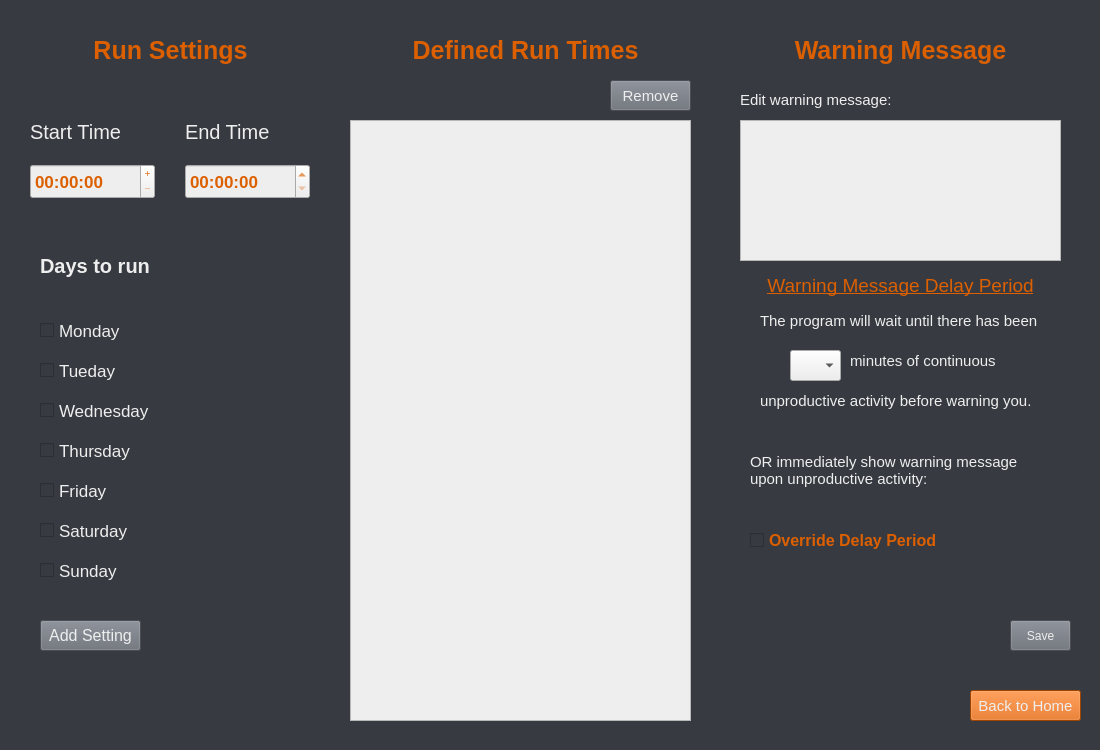
Old version of the form Settings.ui in the repository CurioScrounge/Productive_App.
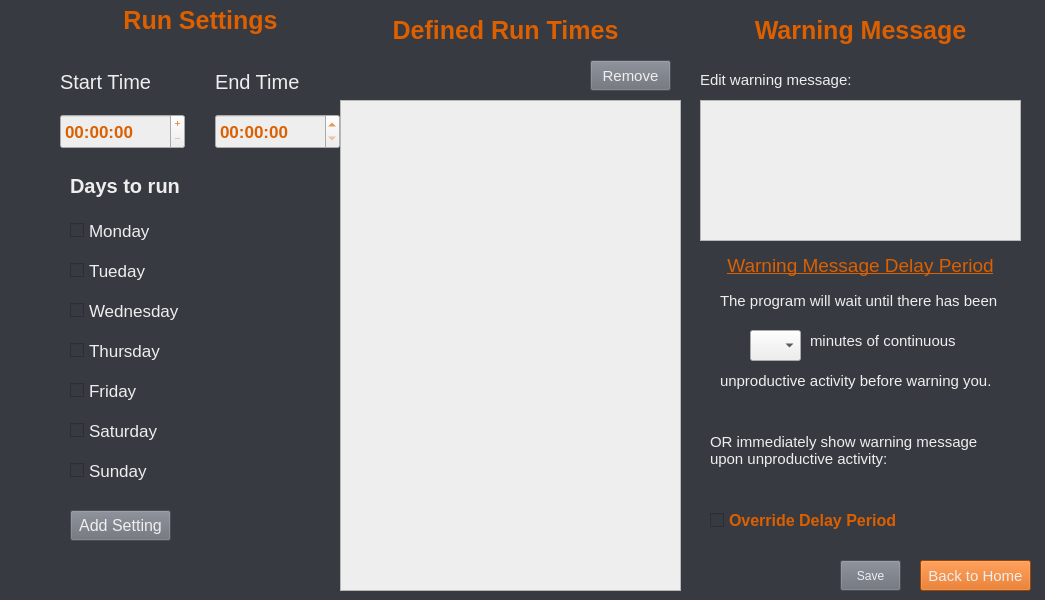
New version of the form.

Patch:
```diff
--- a/Settings.ui
+++ b/Settings.ui
@@ -6,8 +6,8 @@
    <rect>
     <x>0</x>
     <y>0</y>
-    <width>1100</width>
-    <height>750</height>
+    <width>1045</width>
+    <height>600</height>
    </rect>
   </property>
   <property name="sizePolicy">
@@ -39,10 +39,10 @@
    <widget class="QListWidget" name="ExistingRunTimes">
     <property name="geometry">
      <rect>
-      <x>350</x>
-      <y>120</y>
+      <x>340</x>
+      <y>100</y>
       <width>341</width>
-      <height>601</height>
+      <height>491</height>
      </rect>
     </property>
     <property name="font">
@@ -62,10 +62,10 @@
    <widget class="QGroupBox" name="groupBox">
     <property name="geometry">
      <rect>
-      <x>10</x>
-      <y>10</y>
+      <x>40</x>
+      <y>0</y>
       <width>321</width>
-      <height>641</height>
+      <height>571</height>
      </rect>
     </property>
     <property name="styleSheet">
@@ -85,7 +85,7 @@
      <property name="geometry">
       <rect>
        <x>10</x>
-       <y>20</y>
+       <y>0</y>
        <width>301</width>
        <height>41</height>
       </rect>
@@ -114,9 +114,9 @@
      <property name="geometry">
       <rect>
        <x>20</x>
-       <y>110</y>
+       <y>70</y>
        <width>291</width>
-       <height>127</height>
+       <height>91</height>
       </rect>
      </property>
      <layout class="QVBoxLayout" name="verticalLayout">
@@ -244,7 +244,7 @@
      <property name="geometry">
       <rect>
        <x>30</x>
-       <y>240</y>
+       <y>170</y>
        <width>181</width>
        <height>31</height>
       </rect>
@@ -270,7 +270,7 @@
      <property name="geometry">
       <rect>
        <x>30</x>
-       <y>310</y>
+       <y>220</y>
        <width>121</width>
        <height>21</height>
       </rect>
@@ -295,7 +295,7 @@
      <property name="geometry">
       <rect>
        <x>30</x>
-       <y>350</y>
+       <y>260</y>
        <width>121</width>
        <height>21</height>
       </rect>
@@ -320,7 +320,7 @@
      <property name="geometry">
       <rect>
        <x>30</x>
-       <y>390</y>
+       <y>300</y>
        <width>121</width>
        <height>21</height>
       </rect>
@@ -345,7 +345,7 @@
      <property name="geometry">
       <rect>
        <x>30</x>
-       <y>430</y>
+       <y>340</y>
        <width>121</width>
        <height>21</height>
       </rect>
@@ -370,7 +370,7 @@
      <property name="geometry">
       <rect>
        <x>30</x>
-       <y>470</y>
+       <y>380</y>
        <width>121</width>
        <height>21</height>
       </rect>
@@ -395,7 +395,7 @@
      <property name="geometry">
       <rect>
        <x>30</x>
-       <y>510</y>
+       <y>420</y>
        <width>121</width>
        <height>21</height>
       </rect>
@@ -420,7 +420,7 @@
      <property name="geometry">
       <rect>
        <x>30</x>
-       <y>550</y>
+       <y>460</y>
        <width>121</width>
        <height>21</height>
       </rect>
@@ -445,7 +445,7 @@
      <property name="geometry">
       <rect>
        <x>30</x>
-       <y>610</y>
+       <y>510</y>
        <width>101</width>
        <height>31</height>
       </rect>
@@ -473,8 +473,8 @@
    <widget class="QPushButton" name="RemoveTiming">
     <property name="geometry">
      <rect>
-      <x>610</x>
-      <y>80</y>
+      <x>590</x>
+      <y>60</y>
       <width>81</width>
       <height>31</height>
      </rect>
@@ -499,8 +499,8 @@
    <widget class="QLabel" name="label_5">
     <property name="geometry">
      <rect>
-      <x>370</x>
-      <y>30</y>
+      <x>350</x>
+      <y>10</y>
       <width>311</width>
       <height>41</height>
      </rect>
@@ -528,8 +528,8 @@
    <widget class="QGroupBox" name="groupBox_2">
     <property name="geometry">
      <rect>
-      <x>730</x>
-      <y>30</y>
+      <x>690</x>
+      <y>10</y>
       <width>341</width>
       <height>621</height>
      </rect>
@@ -823,8 +823,8 @@
     <widget class="QPushButton" name="Save">
      <property name="geometry">
       <rect>
-       <x>280</x>
-       <y>590</y>
+       <x>150</x>
+       <y>550</y>
        <width>61</width>
        <height>31</height>
       </rect>
@@ -846,12 +846,11 @@
       <string>Save</string>
      </property>
     </widget>
-   </widget>
    <widget class="QPushButton" name="BackHome">
     <property name="geometry">
      <rect>
-      <x>970</x>
-      <y>690</y>
+       <x>230</x>
+       <y>550</y>
       <width>111</width>
       <height>31</height>
      </rect>
@@ -874,12 +873,12 @@
      <string>Back to Home</string>
     </property>
    </widget>
+   </widget>
    <zorder>groupBox_2</zorder>
    <zorder>groupBox</zorder>
    <zorder>ExistingRunTimes</zorder>
    <zorder>label_5</zorder>
    <zorder>RemoveTiming</zorder>
-   <zorder>BackHome</zorder>
   </widget>
  </widget>
  <resources/>
```
Lines whose indentation alone changed are shown as unchanged.
